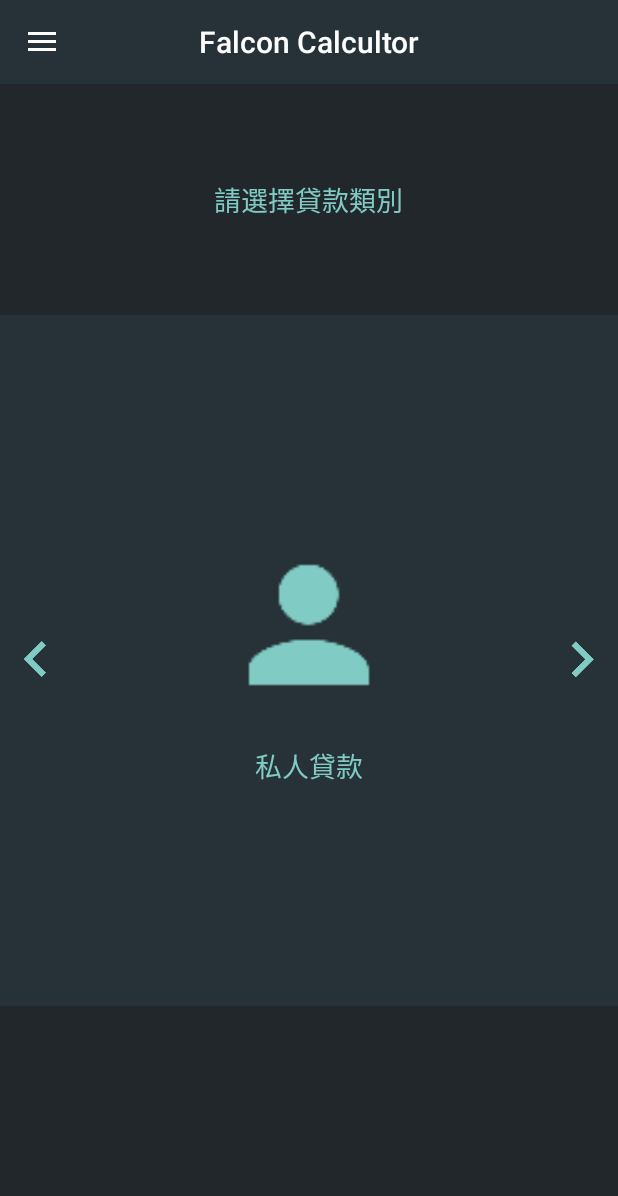
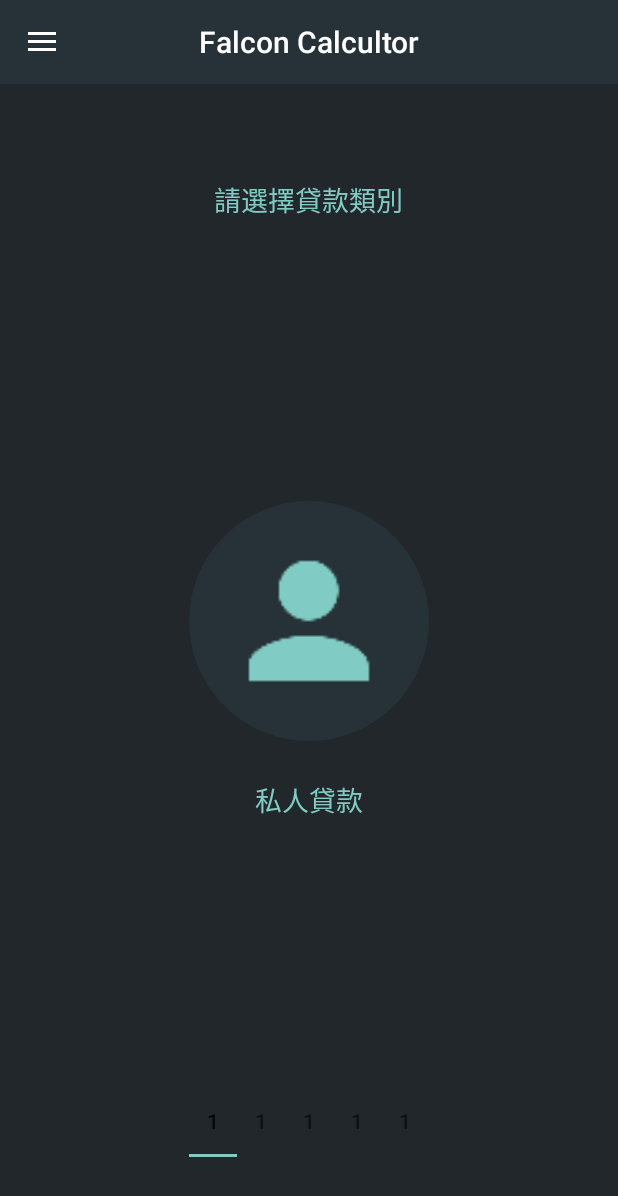
Before and after one commit to laibi0923/FalconCalcultor, an Android app: the fragment Product_Type placed in its activity, on a phone screen of 412 x 824 dp. Shown: the top 1196 px of the screen. Run offline under Robolectric (Android 15) with nearby library versions, the phone set to English and light mode, and no system bars.

Commit message:
update 21/1/2018

```diff
--- a/app/src/main/java/com/savtor/Credit_Profile/Product_Type.java
+++ b/app/src/main/java/com/savtor/Credit_Profile/Product_Type.java
@@ -3,11 +3,11 @@ import com.savtor.falconcalcultor.*;
 
 import android.os.Bundle;
 import android.support.annotation.Nullable;
+import android.support.design.widget.TabLayout;
 import android.support.v4.app.Fragment;
 import android.support.v4.app.FragmentManager;
 import android.support.v4.app.FragmentTransaction;
 import android.support.v4.view.ViewPager;
-import android.util.Log;
 import android.view.LayoutInflater;
 import android.view.View;
 import android.view.ViewGroup;
@@ -48,9 +48,12 @@ public class Product_Type extends Fragment {
     private LinearLayout Card_LinearLayout;
 
     private List<View> Page_List;
+    private List<String> Page_Title;
     private ViewPager mViewPager;
+    private TabLayout mTabLayout;
     private Product_Type_Adapter mAdapter;
 
+    public static int lastPosition = 0;
     private Bundle mBundle, getBundle;
 
     private String From_Where;
@@ -70,8 +73,6 @@ public class Product_Type extends Fragment {
             mBundle.putInt("Trems", getBundle.getInt("Trems", 12));
 
         }
-
-
     }
 
     @Nullable
@@ -94,14 +95,10 @@ public class Product_Type extends Fragment {
         Personal_icon = (ImageView) Page_Personal.findViewById(R.id.product_icon);
         Personal_icon.setImageResource(R.drawable.ic_person_black_48dp);
 
-        Personal_befor_icon = (ImageView) Page_Personal.findViewById(R.id.before_btn_view);
 
         Personal_title = (TextView) Page_Personal.findViewById(R.id.product_title);
         Personal_title.setText(R.string.title_product_personal);
 
-        Personal_LinearLayout = (LinearLayout) Page_Personal.findViewById(R.id.view_page_action);
-        Personal_LinearLayout.setTag(1);
-        Personal_LinearLayout.setOnClickListener(Product_OnSelect_Listener);
 
         Page_Mortgage = inflater.inflate(R.layout.credittype_viewpager, null);
         Mortgage_icon = (ImageView) Page_Mortgage.findViewById(R.id.product_icon);
@@ -110,9 +107,6 @@ public class Product_Type extends Fragment {
         Mortgage_title = (TextView) Page_Mortgage.findViewById(R.id.product_title);
         Mortgage_title.setText(R.string.title_product_mortgage);
 
-        Mortgage_LinearLayout = (LinearLayout) Page_Mortgage.findViewById(R.id.view_page_action);
-        Mortgage_LinearLayout.setTag(2);
-        Mortgage_LinearLayout.setOnClickListener(Product_OnSelect_Listener);
 
 
         Page_Revolving = inflater.inflate(R.layout.credittype_viewpager, null);
@@ -122,10 +116,6 @@ public class Product_Type extends Fragment {
         Revolving_title = (TextView) Page_Revolving.findViewById(R.id.product_title);
         Revolving_title.setText(R.string.title_product_revolving);
 
-        Revolving_LinearLayout = (LinearLayout) Page_Revolving.findViewById(R.id.view_page_action);
-        Revolving_LinearLayout.setTag(3);
-        Revolving_LinearLayout.setOnClickListener(Product_OnSelect_Listener);
-
 
         Page_Car = inflater.inflate(R.layout.credittype_viewpager, null);
         Car_icon = (ImageView) Page_Car.findViewById(R.id.product_icon);
@@ -133,11 +123,6 @@ public class Product_Type extends Fragment {
 
         Car_title = (TextView) Page_Car.findViewById(R.id.product_title);
         Car_title.setText(R.string.title_product_car);
-
-        Car_LinearLayout = (LinearLayout) Page_Car.findViewById(R.id.view_page_action);
-        Car_LinearLayout.setTag(4);
-        Car_LinearLayout.setOnClickListener(Product_OnSelect_Listener);
-
 
 
         Page_Card = inflater.inflate(R.layout.credittype_viewpager, null);
@@ -147,12 +132,9 @@ public class Product_Type extends Fragment {
         Card_title = (TextView) Page_Card.findViewById(R.id.product_title);
         Card_title.setText(R.string.title_product_card);
 
-        Card_LinearLayout = (LinearLayout) Page_Card.findViewById(R.id.view_page_action);
-        Card_LinearLayout.setTag(5);
-        Card_LinearLayout.setOnClickListener(Product_OnSelect_Listener);
-
 
         Page_List = new ArrayList<View>();
+        Page_Title = new ArrayList<String>();
 
         Page_List.add(Page_Personal);
         Page_List.add(Page_Mortgage);
@@ -163,12 +145,29 @@ public class Product_Type extends Fragment {
             Page_List.add(Page_Card);
         }
 
-
-
         mViewPager = (ViewPager) v.findViewById(R.id.mviewPager);
         mAdapter = new Product_Type_Adapter(Page_List);
+        mViewPager.setAdapter(mAdapter);
+        mViewPager.addOnPageChangeListener(new ViewPager.OnPageChangeListener() {
+            @Override
+            public void onPageScrolled(int position, float positionOffset, int positionOffsetPixels) {}
 
-        mViewPager.setAdapter(mAdapter);
+            @Override
+            public void onPageSelected(int position) {
+                lastPosition = position;
+            }
+
+            @Override
+            public void onPageScrollStateChanged(int state) {}
+        });
+
+        mTabLayout = (TabLayout) v.findViewById(R.id.sliding_tabs);
+        mTabLayout.setupWithViewPager(mViewPager);
+
+        for (int i = 0; i < Page_List.size(); i++){
+            mTabLayout.getTabAt(i).setText("1");
+            mTabLayout.getTabTextColors();
+        }
 
     }
 
@@ -188,7 +187,7 @@ public class Product_Type extends Fragment {
     }
 
 /*================================================================================================
- *                                      Find View
+ *
 ================================================================================================ */
     private View.OnClickListener Product_OnSelect_Listener = new View.OnClickListener() {
         @Override
--- a/app/src/main/java/com/savtor/Credit_Profile/Product_Type_Adapter.java
+++ b/app/src/main/java/com/savtor/Credit_Profile/Product_Type_Adapter.java
@@ -1,5 +1,6 @@
 package com.savtor.Credit_Profile;
 import android.support.v4.view.PagerAdapter;
+
 import android.view.View;
 import android.view.ViewGroup;
 
--- a/app/src/main/java/com/savtor/Wish_List/WishList_Adapter.java
+++ b/app/src/main/java/com/savtor/Wish_List/WishList_Adapter.java
@@ -49,7 +49,7 @@ public class WishList_Adapter extends RecyclerSwipeAdapter<WishList_ViewHolder>
     @Override
     public WishList_ViewHolder onCreateViewHolder(ViewGroup parent, int viewType) {
 
-        View v = LayoutInflater.from(parent.getContext()).inflate(R.layout.favourite_recycleview_item, parent, false);
+        View v = LayoutInflater.from(parent.getContext()).inflate(R.layout.wish_list_recycleview_item, parent, false);
 
         WishList_ViewHolder holder = new WishList_ViewHolder(v);
 
--- a/app/src/main/java/com/savtor/Wish_List/WishList_Main.java
+++ b/app/src/main/java/com/savtor/Wish_List/WishList_Main.java
@@ -49,7 +49,7 @@ public class WishList_Main extends Fragment {
     @Override
     public View onCreateView(LayoutInflater inflater, ViewGroup container, Bundle savedInstanceState) {
 
-        View v = inflater.inflate(R.layout.favourite_main, container, false);
+        View v = inflater.inflate(R.layout.wish_main, container, false);
         Find_View(v);   // [1]
         return v;
     }
--- /dev/null
+++ b/app/src/main/res/drawable/cirle_bg.xml
@@ -0,0 +1,16 @@
+<?xml version="1.0" encoding="utf-8"?>
+<shape  xmlns:android="http://schemas.android.com/apk/res/android"
+    android:shape = "rectangle">
+
+    <corners android:radius="99.0dp" />
+    <!-- 圆角，你也可以对不同的角设置不同的数值 -->
+
+    <solid android:color="#263238" />
+    <!-- 形状的填充色 -->
+
+    <stroke
+        android:width="0dp"
+        android:color="#CCCCCC" />
+    <!-- 边框宽度和颜色 -->
+
+</shape >
--- a/app/src/main/res/layout/credittype_main.xml
+++ b/app/src/main/res/layout/credittype_main.xml
@@ -1,6 +1,6 @@
 <?xml version="1.0" encoding="utf-8"?>
-<LinearLayout
-    xmlns:android="http://schemas.android.com/apk/res/android"
+<LinearLayout xmlns:android="http://schemas.android.com/apk/res/android"
+    xmlns:app="http://schemas.android.com/apk/res-auto"
     android:orientation="vertical"
     android:layout_width="match_parent"
     android:layout_height="match_parent"
@@ -35,14 +35,13 @@
         android:gravity="center"
         android:layout_weight="2">
 
-        <TextView
-            android:layout_width="wrap_content"
-            android:layout_height="wrap_content"
-            android:textAppearance="?android:attr/textAppearanceMedium"
-            android:text="Medium Text"
-            android:id="@+id/textView34"
-            android:textColor="@color/deep_teal_200"
-            android:visibility="gone" />
+        <android.support.design.widget.TabLayout
+            android:id="@+id/sliding_tabs"
+            android:layout_alignParentBottom = "true"
+            app:tabGravity="center"
+            android:layout_width="match_parent"
+            android:layout_height="wrap_content" />
+
     </LinearLayout>
 
 </LinearLayout>
--- a/app/src/main/res/layout/credittype_viewpager.xml
+++ b/app/src/main/res/layout/credittype_viewpager.xml
@@ -4,11 +4,10 @@
     android:layout_height="match_parent"
     android:gravity="center"
     android:orientation="vertical"
-    android:background="@color/blue_grey_900">
+    android:background="@color/blue_grey_950">
 
     <LinearLayout
-        android:id="@+id/view_page_action"
-        android:orientation="horizontal"
+        android:orientation="vertical"
         android:layout_width="match_parent"
         android:layout_height="match_parent"
         android:layout_weight="1"
@@ -16,26 +15,13 @@
         android:clickable="true"
         android:gravity="center">
 
-        <RelativeLayout
-            android:layout_width="wrap_content"
-            android:layout_height="match_parent"
-            android:gravity="center">
-
-            <ImageView
-                android:layout_width="wrap_content"
-                android:layout_height="wrap_content"
-                android:src="@drawable/ic_keyboard_arrow_left_black_48dp"
-                android:tint="@color/deep_teal_200"
-                android:id="@+id/before_btn_view" />
-
-        </RelativeLayout>
-
         <LinearLayout
             android:orientation="vertical"
-            android:layout_width="match_parent"
-            android:layout_height="match_parent"
-            android:layout_weight="1"
-            android:gravity="center">
+            android:layout_width="wrap_content"
+            android:layout_height="wrap_content"
+            android:gravity="center"
+            android:background="@drawable/cirle_bg"
+            android:padding="20dp">
 
             <ImageView
                 android:layout_width="120dp"
@@ -44,28 +30,16 @@
                 android:src="@drawable/ic_person_black_48dp"
                 android:tint="@color/deep_teal_200" />
 
-            <TextView
-                android:layout_width="wrap_content"
-                android:layout_height="wrap_content"
-                android:textAppearance="?android:attr/textAppearanceMedium"
-                android:text="私人貸款"
-                android:id="@+id/product_title"
-                android:textColor="@color/deep_teal_200"
-                android:paddingTop="20dp" />
         </LinearLayout>
 
-        <RelativeLayout
+        <TextView
             android:layout_width="wrap_content"
-            android:layout_height="match_parent"
-            android:gravity="center">
-
-            <ImageView
-                android:layout_width="wrap_content"
-                android:layout_height="wrap_content"
-                android:id="@+id/after_btn_icon"
-                android:src="@drawable/ic_keyboard_arrow_right_black_48dp"
-                android:tint="@color/deep_teal_200" />
-        </RelativeLayout>
+            android:layout_height="wrap_content"
+            android:textAppearance="?android:attr/textAppearanceMedium"
+            android:text="Personal Loan"
+            android:id="@+id/product_title"
+            android:textColor="@color/deep_teal_200"
+            android:paddingTop="25dp" />
 
     </LinearLayout>
 
```
Also changed, not shown: app/src/main/java/com/savtor/Falcon_Calcultor/Calcultor_Main.java (+4 -4 lines), app/src/main/res/drawable/radiu_bg.xml (added, +16 -0 lines), app/src/main/res/layout/ummy_credit_card.xml (added, +92 -0 lines), app/src/main/res/values/colors.xml (+0 -13 lines), app/src/main/res/layout/wish_list_recycleview_item.xml (renamed from app/src/main/res/layout/favourite_recycleview_item.xml), app/src/main/res/layout/wish_main.xml (renamed from app/src/main/res/layout/favourite_main.xml).
